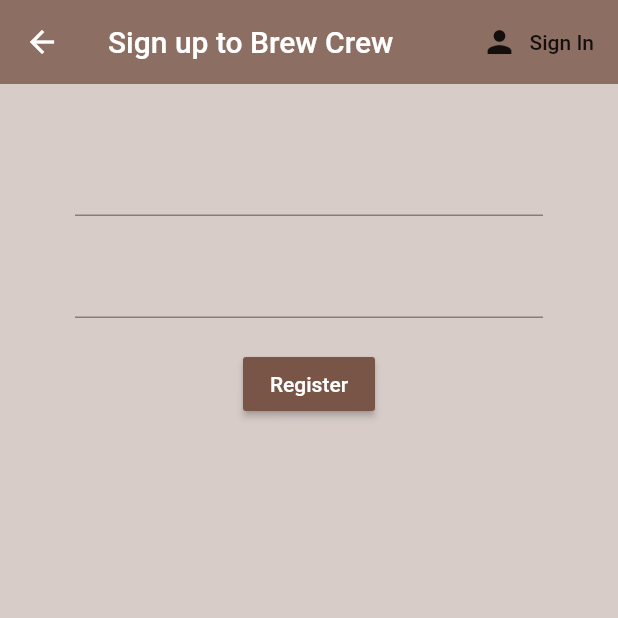
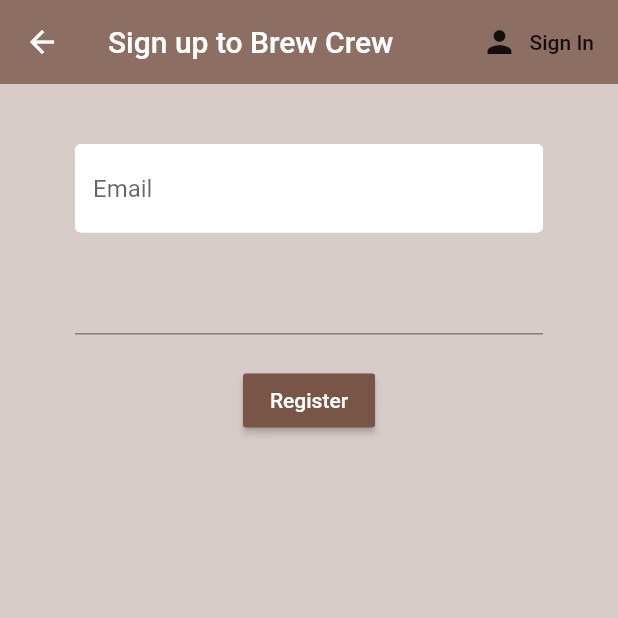
Before and after one commit to kangsudal/brew-crew, a Flutter app: the Register screen opened directly, on a phone screen of 412 x 824 dp, the top half of it. Run offline on Flutter 3.47's test engine with Material 2 defaults, Android fonts, the phone set to English and light mode, and no system bars; our stand-ins replace firebase_auth; accounts and stored records are empty.

Commit message:
#14 - Text Input Decoration (1)

```diff
--- a/lib/screens/authenticate/register.dart
+++ b/lib/screens/authenticate/register.dart
@@ -49,6 +49,17 @@ class _RegisterState extends State<Register> {
                 height: 20,
               ),
               TextFormField(
+                decoration: InputDecoration(
+                  hintText: "Email",
+                  fillColor: Colors.white,
+                  filled: true,
+                  enabledBorder: OutlineInputBorder(
+                    borderSide: BorderSide(color: Colors.white, width: 2.0),
+                  ),
+                  focusedBorder: OutlineInputBorder(
+                    borderSide: BorderSide(color: Colors.pink, width: 2.0),
+                  ),
+                ),
                 validator: (val) => val.isEmpty ? "Email 입력란이 비어있습니다!" : null,
                 onChanged: (value) {
                   setState(() {
@@ -74,7 +85,10 @@ class _RegisterState extends State<Register> {
               ),
               RaisedButton(
                 color: Colors.brown,
-                child: Text("Register",style: TextStyle(color: Colors.white),),
+                child: Text(
+                  "Register",
+                  style: TextStyle(color: Colors.white),
+                ),
                 onPressed: () async {
                   if (_formKey.currentState.validate()) {
                     //access service function
```
Also changed, not shown: 1 other file.
